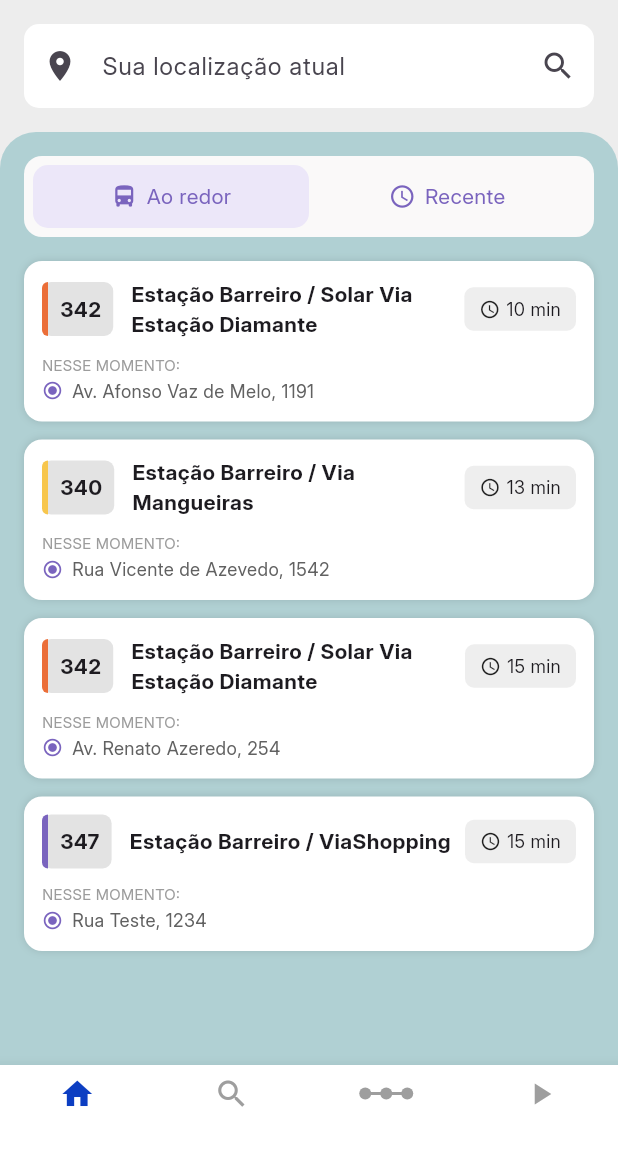
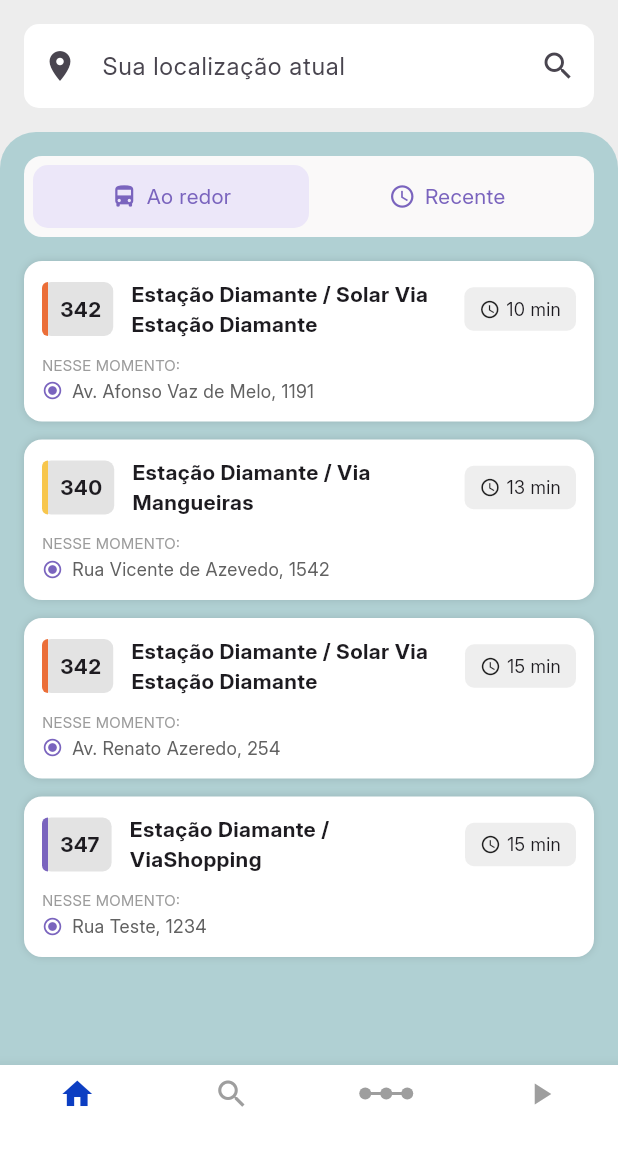
Before and after one commit to anaclaravr/wemoove_mobile, a Flutter app: the MainScreen screen opened by its route, on a phone screen of 412 x 824 dp, the part 84-1236 px from its top. Run offline on Flutter 3.47's test engine with Material 3 defaults, Android fonts, the phone set to English and light mode, and no system bars; our stand-ins replace firebase_auth, firebase_core; accounts and stored records are empty.

Commit message:
Garantir que o usuário possa buscar, visualizar e iniciar uma viagem.

```diff
--- a/lib/models/bus_route.dart
+++ b/lib/models/bus_route.dart
@@ -4,6 +4,8 @@ class BusRoute {
   final String localizacao;
   final String tempo;
   final String cor;
+  final String via; // novo
+  final int ocupacao; // novo
 
   BusRoute({
     required this.numero,
@@ -11,5 +13,7 @@ class BusRoute {
     required this.localizacao,
     required this.tempo,
     required this.cor,
+    required this.via,
+    required this.ocupacao,
   });
 }
--- a/lib/screens/buscar_screen.dart
+++ b/lib/screens/buscar_screen.dart
@@ -20,6 +20,8 @@ class _BuscarScreenState extends State<BuscarScreen> {
       localizacao: '',
       tempo: '',
       cor: 'laranja',
+      via: 'Estação Diamante',
+      ocupacao: 5,
     ),
     BusRoute(
       numero: 340,
@@ -27,6 +29,8 @@ class _BuscarScreenState extends State<BuscarScreen> {
       localizacao: '',
       tempo: '',
       cor: 'amarelo',
+      via: 'Estação Diamante',
+      ocupacao: 5,
     ),
     BusRoute(
       numero: 342,
@@ -34,6 +38,8 @@ class _BuscarScreenState extends State<BuscarScreen> {
       localizacao: '',
       tempo: '',
       cor: 'roxo',
+      via: 'Estação Diamante',
+      ocupacao: 5,
     ),
     BusRoute(
       numero: 340,
@@ -41,6 +47,8 @@ class _BuscarScreenState extends State<BuscarScreen> {
       localizacao: '',
       tempo: '',
       cor: 'amarelo',
+      via: 'Estação Diamante',
+      ocupacao: 5,
     ),
     BusRoute(
       numero: 342,
@@ -48,6 +56,8 @@ class _BuscarScreenState extends State<BuscarScreen> {
       localizacao: '',
       tempo: '',
       cor: 'azul',
+      via: 'Estação Diamante',
+      ocupacao: 5,
     ),
   ];
 
--- a/lib/screens/home_screen.dart
+++ b/lib/screens/home_screen.dart
@@ -20,6 +20,8 @@ class _HomeScreenState extends State<HomeScreen> {
       localizacao: 'Av. Afonso Vaz de Melo, 1191',
       tempo: '10 min',
       cor: 'laranja',
+      via: 'Estação Diamante',
+      ocupacao: 5,
     ),
     BusRoute(
       numero: 340,
@@ -27,6 +29,8 @@ class _HomeScreenState extends State<HomeScreen> {
       localizacao: 'Rua Vicente de Azevedo, 1542',
       tempo: '13 min',
       cor: 'amarelo',
+      via: 'Estação Diamante',
+      ocupacao: 5,
     ),
     BusRoute(
       numero: 342,
@@ -34,6 +38,8 @@ class _HomeScreenState extends State<HomeScreen> {
       localizacao: 'Av. Renato Azeredo, 254',
       tempo: '15 min',
       cor: 'laranja',
+      via: 'Estação Diamante',
+      ocupacao: 5,
     ),
     BusRoute(
       numero: 347,
@@ -41,6 +47,8 @@ class _HomeScreenState extends State<HomeScreen> {
       localizacao: 'Rua Teste, 1234',
       tempo: '15 min',
       cor: 'roxo',
+      via: 'Estação Diamante',
+      ocupacao: 5,
     ),
   ];
 
--- a/lib/screens/main_screen.dart
+++ b/lib/screens/main_screen.dart
@@ -2,9 +2,10 @@ import 'package:flutter/material.dart';
 import '../core/theme/colors.dart';
 import '../screens/home_screen.dart';
 import '../screens/buscar_screen.dart';
-import '../screens/route_screen.dart';
 import '../screens/play_screen.dart';
 import '../widgets/custom_route_icon.dart';
+import '../models/bus_route.dart';
+
 
 class MainScreen extends StatefulWidget {
   const MainScreen({super.key});
@@ -15,19 +16,24 @@ class MainScreen extends StatefulWidget {
 
 class _MainScreenState extends State<MainScreen> {
   int _selectedIndex = 0;
+  final List<Widget> _screens = [
+    const HomeScreen(),
+    const BuscarScreen(),
+    const PlayScreen(),
+  ];
+final List<BusRoute> mockBusRoutes = [
+BusRoute(
+  numero: 342,
+  destino: 'Estação Barreiro / Solar',
+  localizacao: '',
+  tempo: '',
+  cor: 'laranja',
+  via: 'Via Estação Diamante',
+  ocupacao: 26,
+),
 
-  final List<Widget> _screens = const [
-    HomeScreen(),
-    BuscarScreen(),
-    RouteScreen(),
-    PlayScreen(
-    numero: '342',
-    destino: 'Estação Barreiro / Solar',
-    via: 'Via Estação Diamante',
-    cor: 'laranja',
-    ocupacao: 26,
-  ),
-  ];
+];
+
 
   void _onItemTapped(int index) {
     setState(() {
--- a/lib/widgets/bus_card.dart
+++ b/lib/widgets/bus_card.dart
@@ -22,7 +22,21 @@ class BusCard extends StatelessWidget {
 
   @override
   Widget build(BuildContext context) {
-    return Container(
+    return GestureDetector(
+      onTap: () {
+        Navigator.pushNamed(
+          context,
+          '/route',
+          arguments: {
+            'numero': route.numero.toString(),
+            'destino': route.destino,
+            'via': route.via,
+            'cor': route.cor,
+            'ocupacao': route.ocupacao,
+          },
+        );
+      },
+      child: Container(
         margin: const EdgeInsets.only(bottom: 12),
         decoration: BoxDecoration(
           color: Colors.white,
@@ -71,7 +85,7 @@ class BusCard extends StatelessWidget {
                 const SizedBox(width: 12),
                 Expanded(
                   child: Text(
-                  'Estação Barreiro / ${route.destino}',
+                    '${route.via} / ${route.destino}',
                     style: const TextStyle(
                       fontFamily: 'Inter',
                       fontWeight: FontWeight.w600,
@@ -94,7 +108,10 @@ class BusCard extends StatelessWidget {
                       const SizedBox(width: 4),
                       Text(
                         route.tempo,
-                      style: const TextStyle(fontFamily: 'Inter', fontSize: 12),
+                        style: const TextStyle(
+                          fontFamily: 'Inter',
+                          fontSize: 12,
+                        ),
                       ),
                     ],
                   ),
@@ -135,6 +152,7 @@ class BusCard extends StatelessWidget {
             ),
           ],
         ),
+      ),
     );
   }
 }
```
Also changed, not shown: lib/main.dart (+6 -10 lines), lib/screens/play_screen.dart (+25 -15 lines), lib/screens/route_screen.dart (+48 -16 lines), lib/widgets/bus_grid_card.dart (+17 -2 lines), lib/firebase_options.dart. Lines whose indentation alone changed are shown as unchanged.
